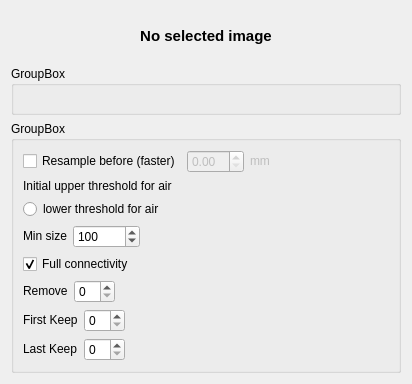
First picture: the form in vv/qt_ui/vvToolExtractLung.ui, repository open-vv/vv, before the edit.
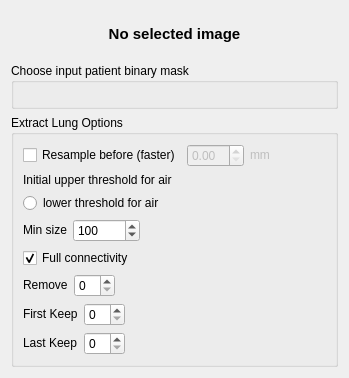
Second picture: the form after the edit. Custom widgets are drawn as their Qt base class.

The edit to the form file:
```diff
--- a/vv/qt_ui/vvToolExtractLung.ui
+++ b/vv/qt_ui/vvToolExtractLung.ui
@@ -6,8 +6,8 @@
    <rect>
     <x>0</x>
     <y>0</y>
-    <width>412</width>
-    <height>384</height>
+    <width>349</width>
+    <height>378</height>
    </rect>
   </property>
   <property name="windowTitle">
@@ -37,7 +37,7 @@
    <item>
     <widget class="QGroupBox" name="mMaskLoaderBox">
      <property name="title">
-      <string>GroupBox</string>
+      <string>Choose input patient binary mask</string>
      </property>
      <layout class="QGridLayout" name="gridLayout">
       <item row="1" column="0">
@@ -52,7 +52,7 @@
    <item>
     <widget class="QGroupBox" name="mOptionsBox">
      <property name="title">
-      <string>GroupBox</string>
+      <string>Extract Lung Options</string>
      </property>
      <layout class="QVBoxLayout" name="verticalLayout_2">
       <item>
```
Left out of the diff: 6 changed lines with no effect on the pictures.
